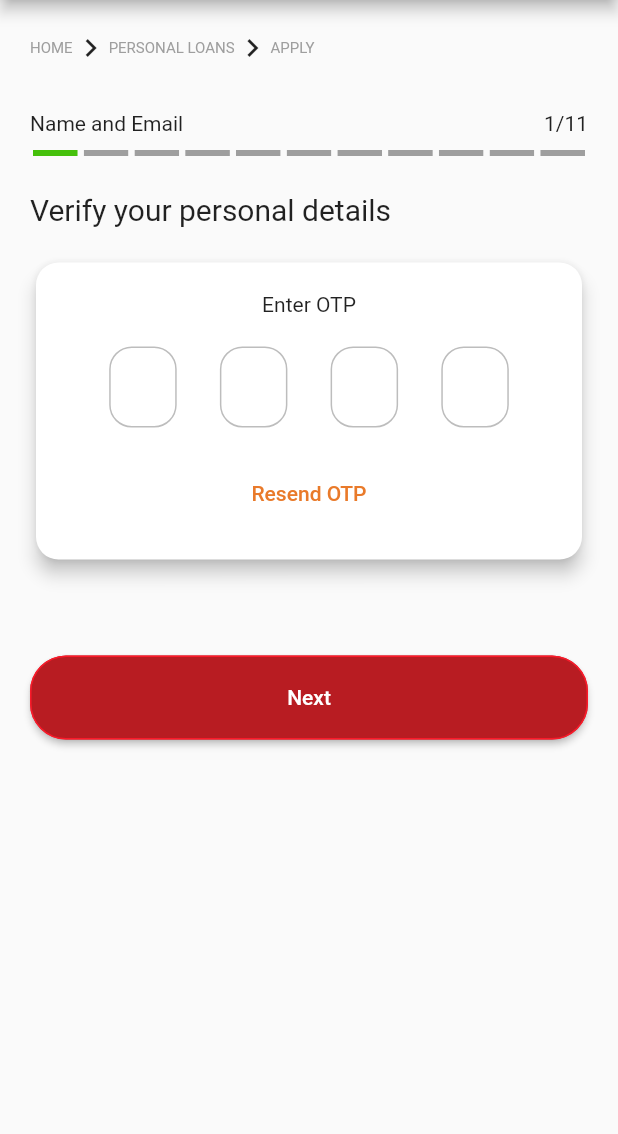
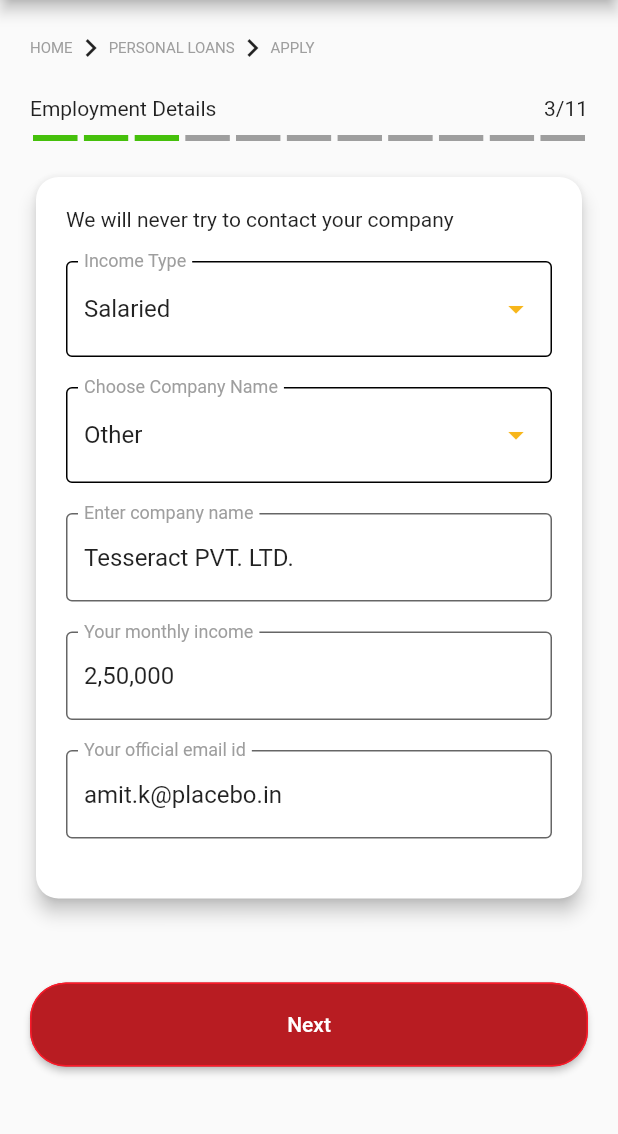
Before and after one commit to vaibhav7779/sardemo, a Flutter app: the screen it shows after launch, on a phone screen of 412 x 824 dp, the part 84-1218 px from its top. Run offline on Flutter 3.47's test engine with Material 2 defaults, Android fonts, the phone set to English and light mode, and no system bars; drawn by our look-alikes of flutter_breadcrumb, otp_text_field, step_progress_indicator.

Commit message:
Employment Details Page

```diff
--- a/lib/main.dart
+++ b/lib/main.dart
@@ -1,5 +1,6 @@
 import 'package:flutter/material.dart';
 import 'package:sar/pages/basicInfo.dart';
+import 'package:sar/pages/employment.dart';
 // import 'package:sar/palette.dart';
 // import 'package:sar/pages/addressConfirm.dart';
 import 'package:sar/pages/login.dart';
@@ -23,7 +24,7 @@ class _MyAppState extends State<MyApp> {
   Widget build(BuildContext context) {
     return MaterialApp(
       debugShowCheckedModeBanner: false,
-      home: OTPValidation(),
+      home: Employment(),
       theme: ThemeData(
         appBarTheme: const AppBarTheme(
             backgroundColor: Color.fromRGBO(247, 182, 26, 1),
@@ -58,6 +59,7 @@ class _MyAppState extends State<MyApp> {
             borderSide: BorderSide(color: Colors.black),
           ),
         ),
+
 // cursor color
         textSelectionTheme: const TextSelectionThemeData(
           cursorColor: Colors.black,
--- /dev/null
+++ b/lib/pages/employment.dart
@@ -0,0 +1,223 @@
+import 'package:flutter/material.dart';
+import 'package:flutter_breadcrumb/flutter_breadcrumb.dart';
+import 'package:step_progress_indicator/step_progress_indicator.dart';
+
+bool isChecked = false;
+
+class Employment extends StatefulWidget {
+  const Employment({super.key});
+
+  @override
+  State<Employment> createState() => _EmploymentState();
+}
+
+class _EmploymentState extends State<Employment> {
+  String dropdownIncome = 'Salaried';
+  String dropdownComp = 'Other';
+
+  @override
+  Widget build(BuildContext context) {
+    return Scaffold(
+      appBar: AppBar(
+        title: const Text("Personal Loan"),
+        leading: IconButton(
+          icon: const Icon(Icons.arrow_back, color: Colors.white),
+          onPressed: () => Navigator.of(context).pop(),
+        ),
+        actions: <Widget>[
+          Icon(Icons.question_mark_rounded),
+          SizedBox(width: 15)
+        ],
+      ),
+      body: SingleChildScrollView(
+        child: Padding(
+          padding: const EdgeInsets.all(20),
+          child: Column(
+            mainAxisAlignment: MainAxisAlignment.spaceAround,
+            crossAxisAlignment: CrossAxisAlignment.start,
+            children: [
+              BreadCrumb(
+                items: <BreadCrumbItem>[
+                  BreadCrumbItem(
+                    content: const Text(
+                      "HOME",
+                      style:
+                          TextStyle(fontSize: 10, fontWeight: FontWeight.w400),
+                    ),
+                  ),
+                  BreadCrumbItem(
+                    content: const Text(
+                      "PERSONAL LOANS",
+                      style:
+                          TextStyle(fontSize: 10, fontWeight: FontWeight.w400),
+                    ),
+                  ),
+                  BreadCrumbItem(
+                    content: const Text(
+                      "APPLY",
+                      style:
+                          TextStyle(fontSize: 10, fontWeight: FontWeight.w400),
+                    ),
+                  ),
+                ],
+                divider: const Icon(Icons.chevron_right),
+              ),
+              const SizedBox(height: 20),
+              Row(
+                mainAxisAlignment: MainAxisAlignment.spaceBetween,
+                children: const [Text("Employment Details"), Text("3/11")],
+              ),
+              const SizedBox(height: 10),
+              const StepProgressIndicator(
+                totalSteps: 11,
+                currentStep: 3,
+                selectedColor: Color(0xFF45C00B),
+              ),
+              const SizedBox(height: 20),
+              Card(
+                shape: RoundedRectangleBorder(
+                  borderRadius: BorderRadius.circular(15.0),
+                ),
+                elevation: 5,
+                child: Padding(
+                  padding: const EdgeInsets.all(20),
+                  child: Column(
+                    crossAxisAlignment: CrossAxisAlignment.stretch,
+                    children: [
+                      const Text(
+                        "We will never try to contact your company",
+                        style: const TextStyle(
+                            fontSize: 14, fontWeight: FontWeight.w400),
+                      ),
+                      const SizedBox(height: 20),
+                      DropdownButtonFormField(
+                        decoration: const InputDecoration(
+                          enabledBorder: OutlineInputBorder(
+                            borderSide:
+                                BorderSide(color: Colors.black, width: 1),
+                          ),
+                          focusedBorder: OutlineInputBorder(
+                            borderSide:
+                                BorderSide(color: Colors.black, width: 1),
+                          ),
+                          filled: true,
+                          fillColor: Colors.white,
+                          labelText: 'Income Type',
+                          labelStyle: TextStyle(color: Colors.grey),
+                        ),
+                        iconEnabledColor: const Color.fromRGBO(247, 182, 26, 1),
+                        dropdownColor: Colors.white,
+                        value: dropdownIncome,
+                        onChanged: (String? newValue) {
+                          setState(() {
+                            dropdownIncome = newValue!;
+                          });
+                        },
+                        items: <String>[
+                          'Salaried',
+                          'Self Employed',
+                        ].map<DropdownMenuItem<String>>((String value) {
+                          return DropdownMenuItem<String>(
+                            value: value,
+                            child: Text(
+                              value,
+                            ),
+                          );
+                        }).toList(),
+                      ),
+                      const SizedBox(height: 20),
+                      DropdownButtonFormField(
+                        decoration: const InputDecoration(
+                          enabledBorder: OutlineInputBorder(
+                            borderSide:
+                                BorderSide(color: Colors.black, width: 1),
+                          ),
+                          focusedBorder: OutlineInputBorder(
+                            borderSide:
+                                BorderSide(color: Colors.black, width: 1),
+                          ),
+                          filled: true,
+                          fillColor: Colors.white,
+                          labelText: 'Choose Company Name',
+                          labelStyle: TextStyle(color: Colors.grey),
+                        ),
+                        iconEnabledColor: const Color.fromRGBO(247, 182, 26, 1),
+                        dropdownColor: Colors.white,
+                        value: dropdownComp,
+                        onChanged: (String? newValue) {
+                          setState(() {
+                            dropdownComp = newValue!;
+                          });
+                        },
+                        items: <String>['EY', 'Placebo', 'Other']
+                            .map<DropdownMenuItem<String>>((String value) {
+                          return DropdownMenuItem<String>(
+                            value: value,
+                            child: Text(
+                              value,
+                            ),
+                          );
+                        }).toList(),
+                      ),
+                      const SizedBox(height: 20),
+                      TextFormField(
+                        autofocus: false,
+                        initialValue: "Tesseract PVT. LTD.",
+                        decoration: const InputDecoration(
+                          labelText: "Enter company name",
+                          labelStyle: TextStyle(color: Colors.grey),
+
+                          border: OutlineInputBorder(),
+                          filled: true, //<-- SEE HERE
+                          fillColor: Colors.white,
+                        ),
+                      ),
+                      const SizedBox(height: 20),
+                      TextFormField(
+                        autofocus: false,
+                        initialValue: "2,50,000",
+                        decoration: const InputDecoration(
+                          labelText: "Your monthly income",
+                          labelStyle: TextStyle(color: Colors.grey),
+
+                          border: OutlineInputBorder(),
+                          filled: true, //<-- SEE HERE
+                          fillColor: Colors.white,
+                        ),
+                      ),
+                      const SizedBox(height: 20),
+                      TextFormField(
+                        autofocus: false,
+                        initialValue: "amit.k@placebo.in",
+                        decoration: const InputDecoration(
+                          labelText: "Your official email id",
+                          labelStyle: TextStyle(color: Colors.grey),
+
+                          border: OutlineInputBorder(),
+                          filled: true, //<-- SEE HERE
+                          fillColor: Colors.white,
+                        ),
+                      ),
+                      const SizedBox(height: 20),
+                    ],
+                  ),
+                ),
+              ),
+              SizedBox(
+                height: 32.0,
+              ),
+              const SizedBox(height: 20),
+              Container(
+                width: double.infinity,
+                child: ElevatedButton(
+                  onPressed: () {},
+                  child: const Text("Next"),
+                ),
+              ),
+            ],
+          ),
+        ),
+      ),
+    );
+  }
+}
--- a/pubspec.yaml
+++ b/pubspec.yaml
@@ -38,6 +38,9 @@ dependencies:
   # Use with the CupertinoIcons class for iOS style icons.
   cupertino_icons: ^1.0.2
   otp_text_field: ^1.1.3
+  dropdown_textfield: ^1.0.8
+  dropdown_search: ^5.0.6
+  dropdown_button2: ^2.3.4
 
 dev_dependencies:
   flutter_test:
```
Also changed, not shown: pubspec.lock.
